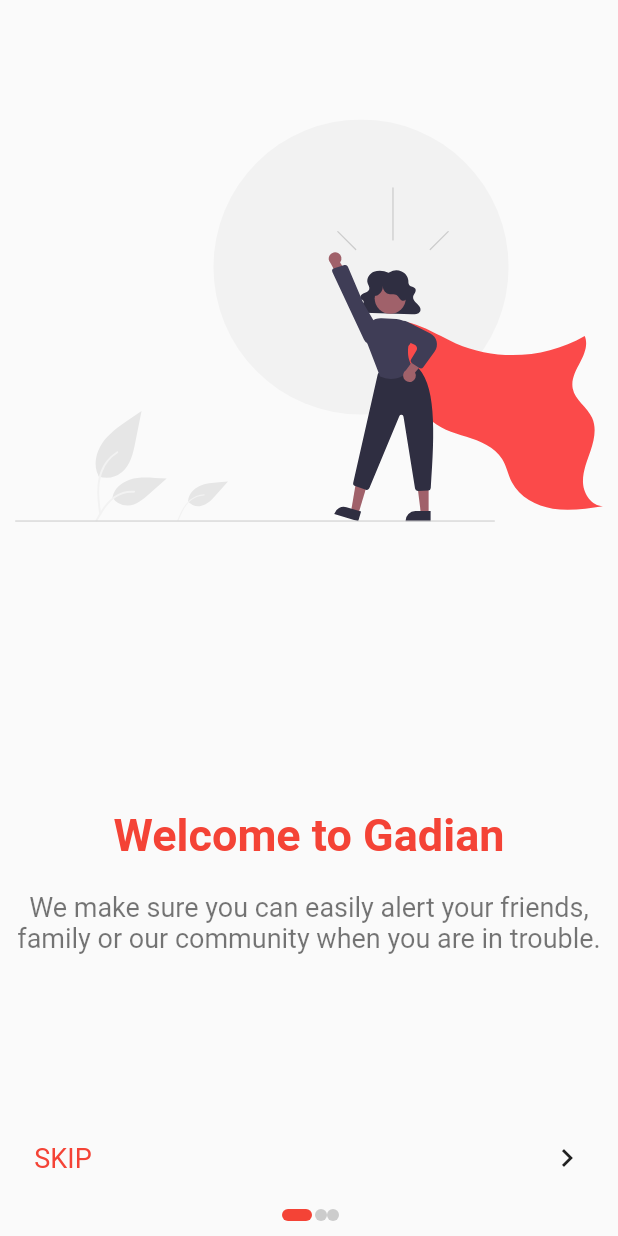
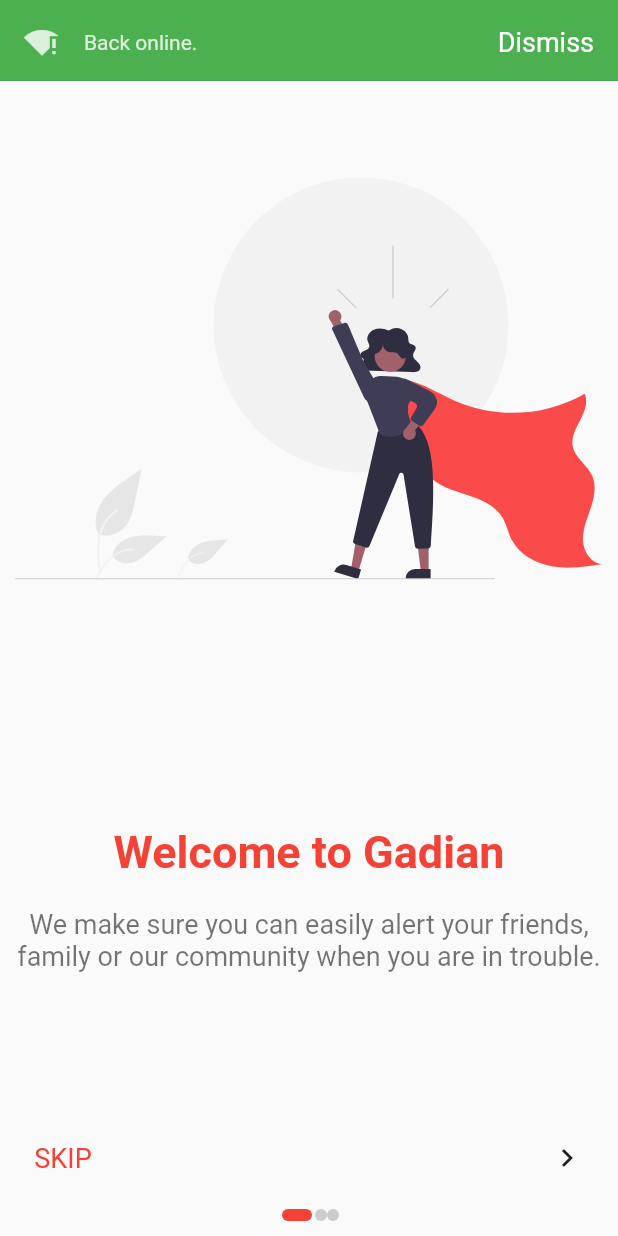
Before and after one commit to conykay/gadian, a Flutter app: the first screen one second after launch, on a phone screen of 412 x 824 dp. Run offline on Flutter 3.47's test engine with Material 2 defaults, Android fonts, the phone set to English and light mode, and no system bars; our stand-ins replace cloud_firestore, firebase_auth, firebase_core, flutter_riverpod, flutter_svg, google_fonts and 2 more; accounts and stored records are empty; generated files the repository leaves out were written again; Roboto replaces fonts that are missing (Mukta).

Commit message:
adding material banner for internet connection info.

```diff
--- a/lib/constants.dart
+++ b/lib/constants.dart
@@ -91,3 +91,11 @@ bool kIsValidEmail(value) {
       r'^(([^<>()[\]\\.,;:\s@\"]+(\.[^<>()[\]\\.,;:\s@\"]+)*)|(\".+\"))@((\[[0-9]{1,3}\.[0-9]{1,3}\.[0-9]{1,3}\.[0-9]{1,3}\])|(([a-zA-Z\-0-9]+\.)+[a-zA-Z]{2,}))$';
   return !(RegExp(pattern).hasMatch(value));
 }
+
+//internet info class
+class InternetInfo {
+  final String message;
+  final Color color;
+
+  const InternetInfo(this.message, this.color);
+}
--- a/lib/main.dart
+++ b/lib/main.dart
@@ -3,6 +3,7 @@ import 'package:firebase_core/firebase_core.dart';
 import 'package:flutter/material.dart';
 import 'package:flutter/services.dart';
 import 'package:flutter_riverpod/flutter_riverpod.dart';
+import 'package:gadian/components/infoMaterialBanner.dart';
 import 'package:gadian/firebase_options.dart';
 import 'package:gadian/project_providers.dart';
 import 'package:gadian/screens/authentication/registration_screen.dart';
@@ -43,25 +44,56 @@ class MyApp extends ConsumerStatefulWidget {
 }
 
 class _MyAppState extends ConsumerState<MyApp> {
+  final GlobalKey<ScaffoldMessengerState> scaffoldKey =
+      GlobalKey<ScaffoldMessengerState>();
+
   @override
   Widget build(BuildContext context) {
     final authStateChange = ref.watch(authStateChangesProvider);
     final isNewUser = ref.watch(onBoardingViewModelProvider);
+    ref.listen(internetChecker, (previous, next) {
+      _showInternetStatusBanner(next.toString());
+    });
+
     return MaterialApp(
         debugShowCheckedModeBanner: false,
         theme: kThemeData(context),
+        scaffoldMessengerKey: scaffoldKey,
         home: authStateChange.when(
             data: (user) => _authentication(context, user, isNewUser),
             error: (_, __) => const Scaffold(
-                  body: Center(
-                    child: Text('Something went wrong'),
-                  ),
-                ),
+                body: Center(child: Text('Something went wrong'))),
             loading: () => const Scaffold(
-                  body: Center(
-                    child: CircularProgressIndicator(),
-                  ),
-                )));
+                    body: Center(
+                  child: CircularProgressIndicator(),
+                ))));
+  }
+
+  void _showInternetStatusBanner(Object? next) {
+    const InternetInfo noInternet =
+        InternetInfo('No internet please check connection', Colors.red);
+    const InternetInfo internet = InternetInfo('Back online.', Colors.green);
+    switch (next) {
+      case 'AsyncData<InternetConnectionStatus>(value: InternetConnectionStatus.connected)':
+        _showBanner(internet);
+        break;
+      case 'AsyncData<InternetConnectionStatus>(value: InternetConnectionStatus.disconnected)':
+        _showBanner(noInternet);
+        break;
+      default:
+        debugPrint('Something more cynical is happening.');
+    }
+  }
+
+  void _showBanner(InternetInfo status) {
+    scaffoldKey.currentState!.showMaterialBanner(
+      infoMaterialBanner(
+        content: status.message,
+        icon: Icons.signal_wifi_statusbar_connected_no_internet_4,
+        color: status.color,
+        onPressed: () => scaffoldKey.currentState!.hideCurrentMaterialBanner(),
+      ),
+    );
   }
 
   Widget _authentication(BuildContext context, User? user, bool isNewUser) {
--- a/lib/project_providers.dart
+++ b/lib/project_providers.dart
@@ -1,6 +1,7 @@
 import 'package:cloud_firestore/cloud_firestore.dart';
 import 'package:firebase_auth/firebase_auth.dart';
 import 'package:flutter_riverpod/flutter_riverpod.dart';
+import 'package:internet_connection_checker/internet_connection_checker.dart';
 
 final firebaseAuthProvider =
     Provider<FirebaseAuth>((ref) => FirebaseAuth.instance);
@@ -10,3 +11,7 @@ final authStateChangesProvider = StreamProvider.autoDispose<User?>(
 
 final cloudFireStoreProvider =
     Provider<FirebaseFirestore>((ref) => FirebaseFirestore.instance);
+
+//Internet connection status Provider.
+final internetChecker = StreamProvider<InternetConnectionStatus>(
+    (ref) => InternetConnectionChecker().onStatusChange);
```
